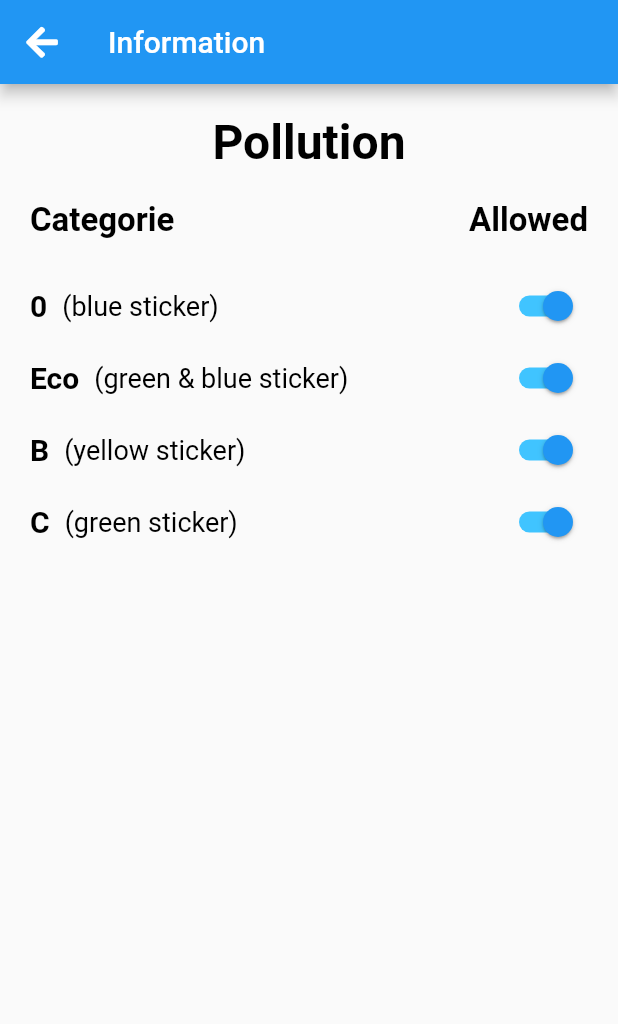
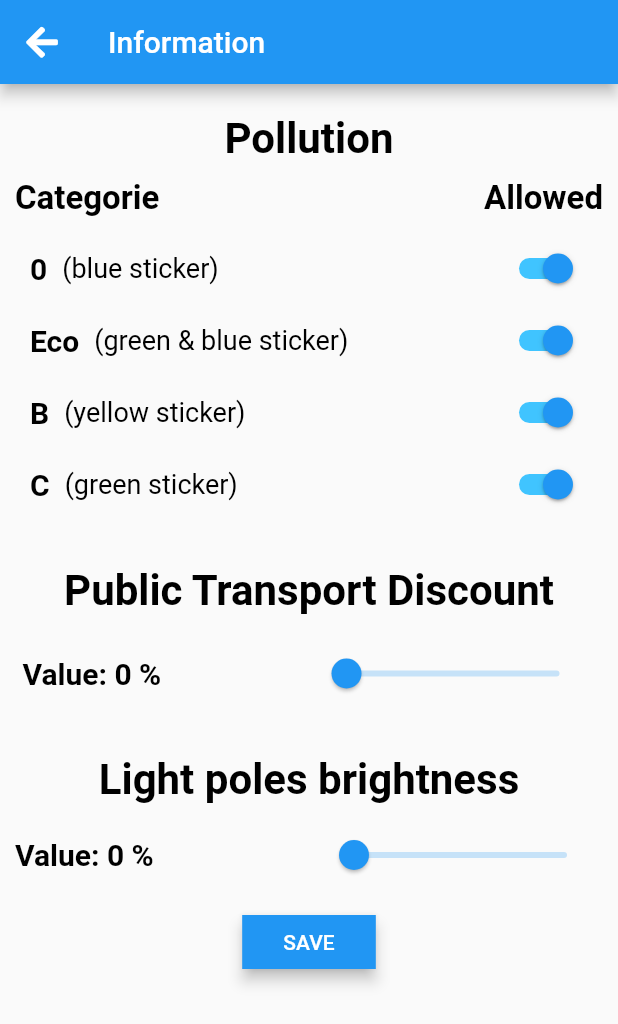
Before and after one commit to paulgerman94/IoTHON2019, a Flutter app: the ControlsPage screen opened directly, on a phone screen of 412 x 824 dp. Shown: the top 1024 px of the screen. Run offline on Flutter 3.47's test engine with Material 2 defaults, Android fonts, the phone set to English and light mode, and no system bars; our stand-ins replace font_awesome_flutter, google_maps_flutter; network calls fail.

Commit message:
Controls view UI

```diff
--- a/flutter/lib/controls.dart
+++ b/flutter/lib/controls.dart
@@ -39,6 +39,8 @@ class ControlsPageState extends State<ControlsPage> {
         width: MediaQuery.of(context).size.width,
         child: ListView(scrollDirection: Axis.vertical, children: <Widget>[
           _pollution(context),
+          _discount(context),
+          _brightness(context),
         ]),
       ), // <Widget>[]//Scaffold
     );
@@ -70,11 +72,11 @@ class ControlsPageState extends State<ControlsPage> {
               "Pollution",
               style: TextStyle(
                   color: Colors.black,
-                  fontSize: 32.0,
+                  fontSize: 28.0,
                   fontWeight: FontWeight.bold),
             ),
             Padding(
-          padding: const EdgeInsets.all(20.0),
+              padding: const EdgeInsets.all(10.0),
               child: Row(
                   mainAxisAlignment: MainAxisAlignment.spaceBetween,
                   children: <Widget>[
@@ -99,8 +101,7 @@ class ControlsPageState extends State<ControlsPage> {
             Row(
               mainAxisAlignment: MainAxisAlignment.spaceBetween,
               children: <Widget>[
-                Row(
-                    children: <Widget>[
+                Row(children: <Widget>[
                   Padding(
                     padding: const EdgeInsets.only(left: 20.0),
                     child: Text(
@@ -115,13 +116,10 @@ class ControlsPageState extends State<ControlsPage> {
                     padding: const EdgeInsets.only(left: 10.0),
                     child: Text(
                       "(blue sticker)",
-                          style: TextStyle(
-                              color: Colors.black,
-                              fontSize: 18.0),
+                      style: TextStyle(color: Colors.black, fontSize: 18.0),
                     ),
                   ),
-                    ]
-                ),
+                ]),
                 Padding(
                   padding: const EdgeInsets.only(right: 20.0),
                   child: new Switch(
@@ -141,8 +139,7 @@ class ControlsPageState extends State<ControlsPage> {
             Row(
               mainAxisAlignment: MainAxisAlignment.spaceBetween,
               children: <Widget>[
-                Row(
-                  children: <Widget>[
+                Row(children: <Widget>[
                   Padding(
                     padding: const EdgeInsets.only(left: 20.0),
                     child: Text(
@@ -157,13 +154,10 @@ class ControlsPageState extends State<ControlsPage> {
                     padding: const EdgeInsets.only(left: 10.0),
                     child: Text(
                       "(green & blue sticker)",
-                        style: TextStyle(
-                            color: Colors.black,
-                            fontSize: 18.0),
+                      style: TextStyle(color: Colors.black, fontSize: 18.0),
                     ),
                   ),
                 ]),
-
                 Padding(
                   padding: const EdgeInsets.only(right: 20.0),
                   child: new Switch(
@@ -183,8 +177,7 @@ class ControlsPageState extends State<ControlsPage> {
             Row(
               mainAxisAlignment: MainAxisAlignment.spaceBetween,
               children: <Widget>[
-                Row(
-                  children: <Widget>[
+                Row(children: <Widget>[
                   Padding(
                     padding: const EdgeInsets.only(left: 20.0),
                     child: Text(
@@ -199,9 +192,7 @@ class ControlsPageState extends State<ControlsPage> {
                     padding: const EdgeInsets.only(left: 10.0),
                     child: Text(
                       "(yellow sticker)",
-                        style: TextStyle(
-                            color: Colors.black,
-                            fontSize: 18.0),
+                      style: TextStyle(color: Colors.black, fontSize: 18.0),
                     ),
                   ),
                 ]),
@@ -224,8 +215,7 @@ class ControlsPageState extends State<ControlsPage> {
             Row(
               mainAxisAlignment: MainAxisAlignment.spaceBetween,
               children: <Widget>[
-                Row(
-                  children: <Widget>[
+                Row(children: <Widget>[
                   Padding(
                     padding: const EdgeInsets.only(left: 20.0),
                     child: Text(
@@ -240,13 +230,10 @@ class ControlsPageState extends State<ControlsPage> {
                     padding: const EdgeInsets.only(left: 10.0),
                     child: Text(
                       "(green sticker)",
-                        style: TextStyle(
-                            color: Colors.black,
-                            fontSize: 18.0),
+                      style: TextStyle(color: Colors.black, fontSize: 18.0),
                     ),
                   ),
                 ]),
-
                 Padding(
                   padding: const EdgeInsets.only(right: 20.0),
                   child: new Switch(
@@ -265,4 +252,120 @@ class ControlsPageState extends State<ControlsPage> {
           ],
         ));
   }
+
+// ############ Public Transport discount ############
+  double _sliderDiscountValue = 0.0;
+
+  Widget _discount(BuildContext context) {
+    return Container(
+      width: MediaQuery.of(context).size.width,
+      child: _discountBox(),
+    );
   }
+
+  //Brightness Box
+  Widget _discountBox() {
+    return Padding(
+      padding: const EdgeInsets.only(top: 10.0),
+      child: Column(
+          mainAxisAlignment: MainAxisAlignment.spaceEvenly,
+          children: <Widget>[
+            Text(
+              "Public Transport Discount",
+              style: TextStyle(
+                  color: Colors.black,
+                  fontSize: 28.0,
+                  fontWeight: FontWeight.bold),
+            ),
+            Padding(
+              padding: const EdgeInsets.all(15.0),
+              child: Row(
+                  mainAxisAlignment: MainAxisAlignment.spaceBetween,
+                  children: <Widget>[
+                    new Text(
+                      'Value: ${(_sliderDiscountValue * 100).round()}' + " %",
+                      style: TextStyle(
+                          color: Colors.black,
+                          fontSize: 20.0,
+                          fontWeight: FontWeight.bold),
+                    ),
+                    new Slider(
+                      value: _sliderDiscountValue,
+                      onChanged: (double value) {
+                        setState(() {
+                          _sliderDiscountValue = value;
+                        });
+                      },
+                      divisions: 100,
+                    ),
+                  ]),
+            ),
+          ]),
+    );
+  }
+
+// ############ Brightness ############
+
+  double _sliderBrightnessValue = 0.0;
+
+  Widget _brightness(BuildContext context) {
+    return Container(
+      width: MediaQuery.of(context).size.width,
+      child: _brightnessBox(),
+    );
+  }
+
+  //Brightness Box
+  Widget _brightnessBox() {
+    return Padding(
+      padding: const EdgeInsets.only(top: 15.0),
+      child: Column(
+          mainAxisAlignment: MainAxisAlignment.spaceEvenly,
+          children: <Widget>[
+            Text(
+              "Light poles brightness",
+              style: TextStyle(
+                  color: Colors.black,
+                  fontSize: 28.0,
+                  fontWeight: FontWeight.bold),
+            ),
+            Padding(
+              padding: const EdgeInsets.all(10.0),
+              child: Row(
+                  mainAxisAlignment: MainAxisAlignment.spaceBetween,
+                  children: <Widget>[
+                    new Text(
+                      'Value: ${(_sliderBrightnessValue * 100).round()}' + " %",
+                      style: TextStyle(
+                          color: Colors.black,
+                          fontSize: 20.0,
+                          fontWeight: FontWeight.bold),
+                    ),
+                    new Slider(
+                      value: _sliderBrightnessValue,
+                      onChanged: (double value) {
+                        setState(() {
+                          _sliderBrightnessValue = value;
+                        });
+                      },
+                      divisions: 100,
+                    ),
+                  ]),
+            ),
+            RaisedButton(
+              elevation: 4.0,
+              onPressed: () {},
+              textColor: Colors.white,
+              padding: const EdgeInsets.all(0.0),
+              child: Container(
+                decoration: const BoxDecoration(
+                    color: Colors.blue,
+                ),
+                padding: const EdgeInsets.all(10.0),
+                child: Text('     SAVE     '),
+              ),
+            ),
+          ]),
+    );
+  }
+}
```
Lines whose indentation alone changed are shown as unchanged.
